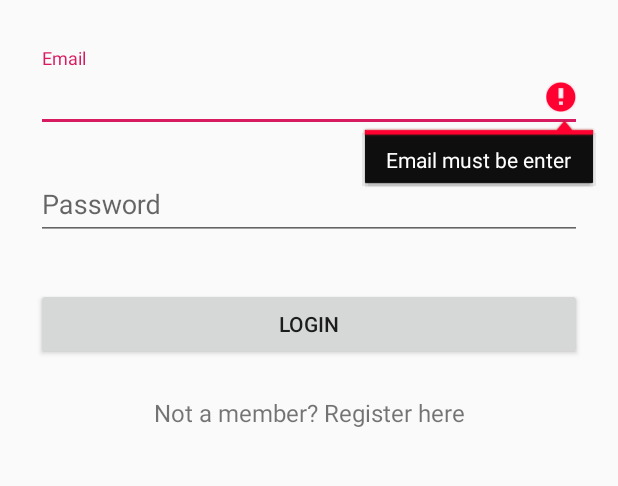
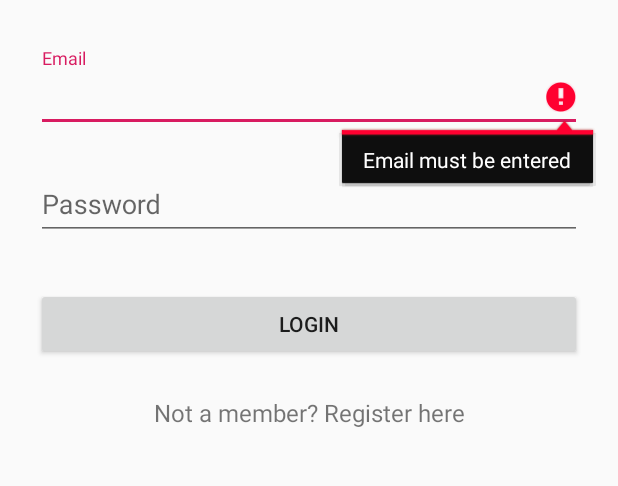
Before and after one commit to AHAB-HUB/HKIF, an Android app: the fragment SignInFragment shown on its own in the app's theme, after a tap on "LOGIN", on a phone screen of 412 x 824 dp, the part 281-767 px from its top. Run offline under Robolectric (Android 15) with nearby library versions, the phone set to English and light mode, and no system bars; our stand-ins replace Firebase (no records; nobody signed in at launch, a user with empty details on screens opened directly).

Commit message:
deleting admin

```diff
--- a/HKIF_master/app/src/main/java/HKR/HKIF/fragments/SignInFragment.java
+++ b/HKIF_master/app/src/main/java/HKR/HKIF/fragments/SignInFragment.java
@@ -70,7 +70,7 @@ public class SignInFragment extends Fragment implements View.OnClickListener {
         String passwordLog = password.getText().toString().trim();
 
         if (emailLog.isEmpty()) {
-            email.setError("Email must be enter");
+            email.setError("Email must be entered");
             email.requestFocus();
             return;
         }
@@ -122,10 +122,12 @@ public class SignInFragment extends Fragment implements View.OnClickListener {
                                     navigationView1.getMenu().clear();
                                     navigationView1.inflateMenu(R.menu.drawer_navigation_team_leader);
                                     break;
+
                                 case "ADMIN":
                                     navigationView1.getMenu().clear();
-                                    navigationView1.inflateMenu(R.menu.drawer_navigation_admin);
+                                    navigationView1.inflateMenu(R.menu.drawer_navigation_member);
                                     break;
+//
                             }
                         }
 
--- a/HKIF_master/app/src/main/java/HKR/HKIF/utilities/AddImage.java
+++ b/HKIF_master/app/src/main/java/HKR/HKIF/utilities/AddImage.java
@@ -95,6 +95,7 @@ public class AddImage extends AppCompatActivity {
         startActivityForResult(intent, PICK_IMAGE_REQUEST);
     }
 
+
     @Override
     protected void onActivityResult(int requestCode, int resultCode, Intent data) {
         super.onActivityResult(requestCode, resultCode, data);
--- a/HKIF_master/app/src/main/res/menu/drawer_navigation_admin.xml
+++ /dev/null
@@ -1,47 +0,0 @@
-<?xml version="1.0" encoding="utf-8"?>
-<menu xmlns:android="http://schemas.android.com/apk/res/android"
-    xmlns:tools="http://schemas.android.com/tools"
-    tools:showIn = "navigation_view">
-
-    <group android:checkableBehavior="single">
-
-        <item android:icon="@drawable/ic_profile"
-            android:id="@+id/admin_profile"
-            android:title="Profile"/>
-
-
-        <item android:icon="@drawable/ic_admin_settings"
-            android:id="@+id/admin_admin"
-            android:title="Administration"/>
-
-        <item android:icon="@drawable/ic_admin_settings"
-            android:id="@+id/admin_new_event"
-            android:title="Add new event"/>
-
-
-        <item
-            android:id="@+id/admin_gallery"
-            android:icon="@drawable/ic_gallery"
-            android:title="Gallery" />
-
-        <item
-            android:id="@+id/admin_members"
-            android:icon="@drawable/ic_group_black_24dp"
-            android:title="Members" />
-
-        <item android:icon="@drawable/ic_business_center_black_24dp"
-            android:id="@+id/nav_about"
-            android:title="About"/>
-
-    </group>
-
-    <item android:title="Membership">
-
-        <menu>
-            <item android:icon="@drawable/ic_lock_black_24dp"
-                android:title="Log Out"
-                android:id="@+id/member_logOut"/>
-        </menu>
-    </item>
-
-</menu>
--- a/HKIF_master/build.gradle
+++ b/HKIF_master/build.gradle
@@ -9,7 +9,7 @@ buildscript {
     dependencies {
         //FireBase
         classpath 'com.google.gms:google-services:4.2.0'
-        classpath 'com.android.tools.build:gradle:3.3.2'
+        classpath 'com.android.tools.build:gradle:3.4.0'
 
         // NOTE: Do not place your application dependencies here; they belong
         // in the individual module build.gradle files
```
Also changed, not shown: HKIF_master/app/src/main/java/HKR/HKIF/MainActivity.java (+3 -15 lines), HKIF_master/app/src/main/java/HKR/HKIF/fragments/AddNewEvent.java (deleted, +0 -335 lines), HKIF_master/gradle/wrapper/gradle-wrapper.properties.
